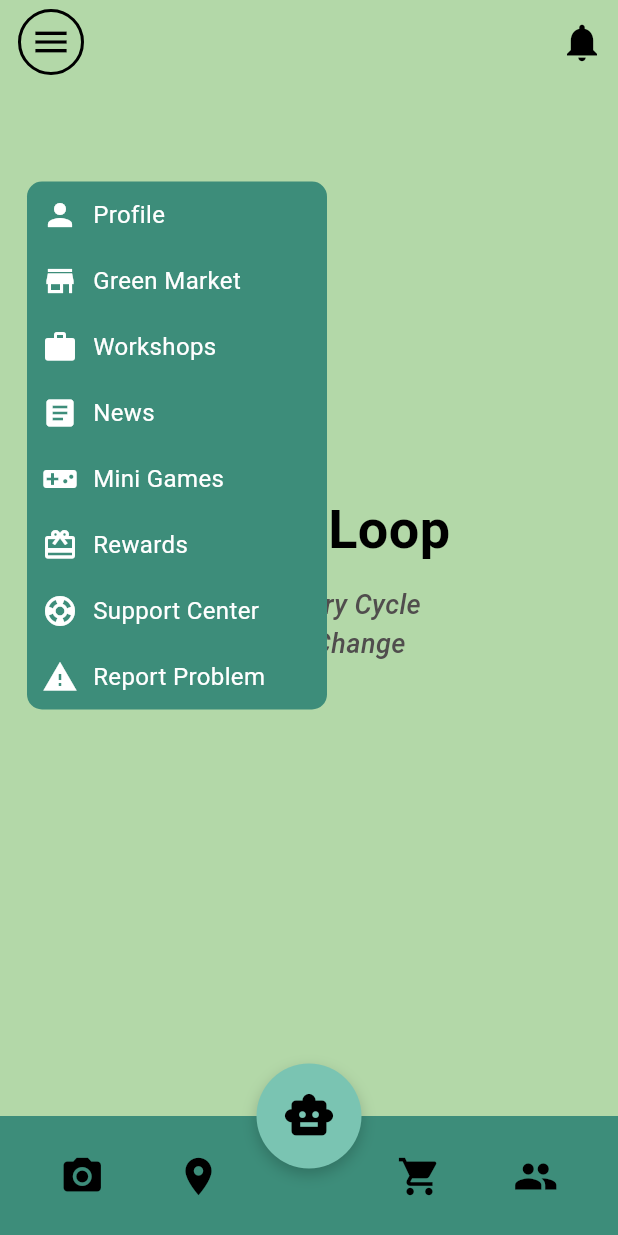
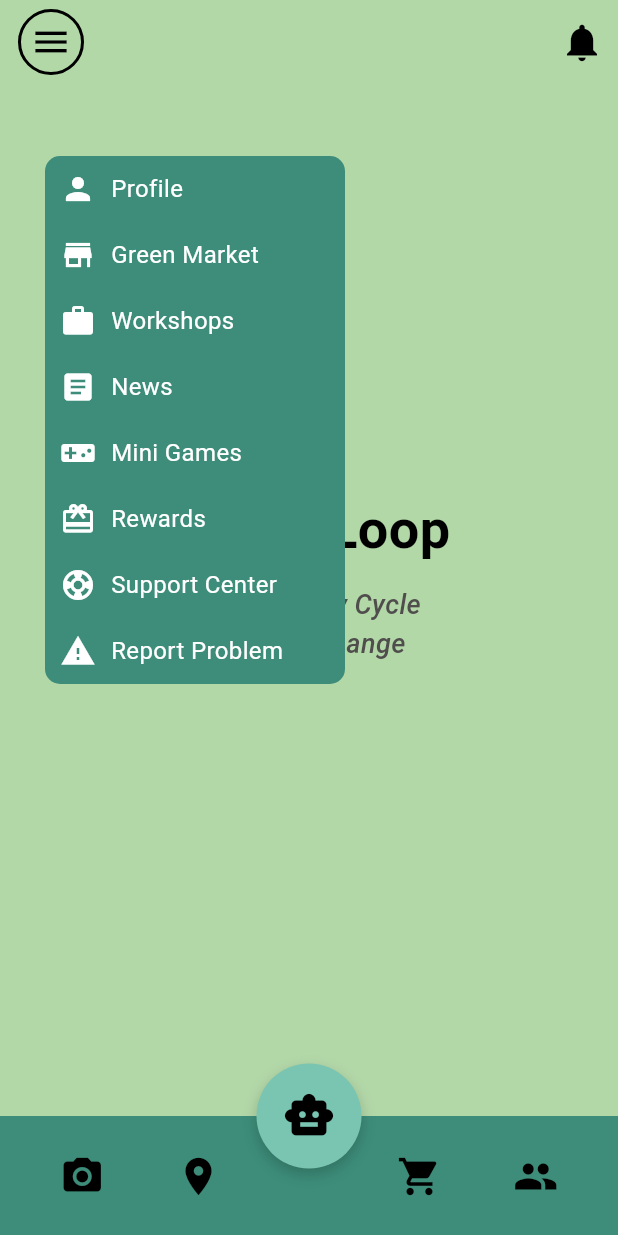
Before and after one commit to waelydz/Green_LOOP, a Flutter app: the HomePage screen opened directly, after a tap on the "menu" icon, on a phone screen of 412 x 824 dp. Run offline on Flutter 3.47's test engine with Material 3 defaults, Android fonts, the light colour scheme and no system bars.

Commit message:
some changes on homepage and chat bot

```diff
--- a/green_loop/lib/pages/homepage.dart
+++ b/green_loop/lib/pages/homepage.dart
@@ -11,22 +11,48 @@ class HomePage extends StatefulWidget {
   _HomePageState createState() => _HomePageState();
 }
 
-class _HomePageState extends State<HomePage> {
+class _HomePageState extends State<HomePage>
+    with SingleTickerProviderStateMixin {
   bool _showMenu = false;
   bool _showNotifications = false;
+  double _menuOpacity = 0;
+  double _notificationsOpacity = 0;
+  late AnimationController _fabController;
+  late Animation<double> _fabAnimation;
 
   void _toggleMenu() {
     setState(() {
       _showMenu = !_showMenu;
+      _menuOpacity = _showMenu ? 1 : 0;
       _showNotifications = false;
+      _notificationsOpacity = 0;
     });
   }
 
   void _toggleNotifications() {
     setState(() {
       _showNotifications = !_showNotifications;
+      _notificationsOpacity = _showNotifications ? 1 : 0;
       _showMenu = false;
+      _menuOpacity = 0;
     });
+  }
+
+  @override
+  void initState() {
+    super.initState();
+    _fabController = AnimationController(
+      vsync: this,
+      duration: const Duration(milliseconds: 800),
+    )..repeat(reverse: true);
+    _fabAnimation = Tween<double>(begin: 1.0, end: 1.1).animate(
+        CurvedAnimation(parent: _fabController, curve: Curves.easeInOut));
+  }
+
+  @override
+  void dispose() {
+    _fabController.dispose();
+    super.dispose();
   }
 
   Widget _buildMenuItem(String title, IconData icon) {
@@ -34,6 +60,7 @@ class _HomePageState extends State<HomePage> {
       onTap: () {
         setState(() {
           _showMenu = false;
+          _menuOpacity = 0;
         });
 
         if (title == "Profile") {
@@ -56,10 +83,8 @@ class _HomePageState extends State<HomePage> {
           children: [
             Icon(icon, color: Colors.white),
             const SizedBox(width: 10),
-            Text(
-              title,
-              style: const TextStyle(color: Colors.white, fontSize: 16),
-            ),
+            Text(title,
+                style: const TextStyle(color: Colors.white, fontSize: 16)),
           ],
         ),
       ),
@@ -106,42 +131,37 @@ class _HomePageState extends State<HomePage> {
           Center(
             child: Column(
               mainAxisSize: MainAxisSize.min,
-              children: [
-                const Text(
-                  "Green Loop",
+              children: const [
+                Text("Green Loop",
                     style: TextStyle(
                         fontSize: 36,
                         fontWeight: FontWeight.bold,
-                    color: Colors.black,
-                  ),
-                ),
-                const SizedBox(height: 12),
-                const Text(
-                  "Where Every Cycle",
+                        color: Colors.black)),
+                SizedBox(height: 12),
+                Text("Where Every Cycle",
                     style: TextStyle(
                         fontSize: 18,
                         fontWeight: FontWeight.w500,
                         fontStyle: FontStyle.italic,
-                    color: Color.fromARGB(255, 80, 77, 77),
-                  ),
-                ),
-                const Text(
-                  "Creates Change",
+                        color: Color.fromARGB(255, 80, 77, 77))),
+                Text("Creates Change",
                     style: TextStyle(
                         fontSize: 18,
                         fontWeight: FontWeight.w500,
                         fontStyle: FontStyle.italic,
-                    color: Color.fromARGB(255, 80, 77, 77),
-                  ),
-                ),
-                const SizedBox(height: 30),
+                        color: Color.fromARGB(255, 80, 77, 77))),
+                SizedBox(height: 30),
               ],
             ),
           ),
-          if (_showMenu)
-            Positioned(
-              top: 65,
-              left: 18,
+          AnimatedPositioned(
+            duration: const Duration(milliseconds: 300),
+            curve: Curves.easeInOut,
+            top: _showMenu ? 48 : -400,
+            left: 30,
+            child: AnimatedOpacity(
+              duration: const Duration(milliseconds: 300),
+              opacity: _menuOpacity,
               child: Container(
                 width: 200,
                 decoration: BoxDecoration(
@@ -162,10 +182,16 @@ class _HomePageState extends State<HomePage> {
                 ),
               ),
             ),
+          ),
           if (_showNotifications)
-            Positioned(
-              top: 70,
+            AnimatedPositioned(
+              duration: const Duration(milliseconds: 300),
+              curve: Curves.easeInOut,
+              top: _showNotifications ? 48 : -400,
               right: 10,
+              child: AnimatedOpacity(
+                duration: const Duration(milliseconds: 300),
+                opacity: _notificationsOpacity,
                 child: Container(
                   width: 250,
                   padding: const EdgeInsets.all(10),
@@ -175,31 +201,30 @@ class _HomePageState extends State<HomePage> {
                   ),
                   child: Column(
                     crossAxisAlignment: CrossAxisAlignment.start,
+                    mainAxisSize: MainAxisSize.min,
                     children: [
                       InkWell(
                         onTap: _toggleNotifications,
-                      child: const Text(
-                        "New workshop added",
-                        style: TextStyle(color: Colors.black),
-                      ),
+                        child: const Text("New workshop added",
+                            style: TextStyle(
+                                color: Color.fromARGB(255, 255, 255, 255))),
                       ),
                       const SizedBox(height: 8),
                       InkWell(
                         onTap: _toggleNotifications,
-                      child: const Text(
-                        "Check out the latest news",
-                        style: TextStyle(color: Colors.black),
-                      ),
+                        child: const Text("Check out the latest news",
+                            style: TextStyle(
+                                color: Color.fromRGBO(255, 255, 255, 1))),
                       ),
                       const SizedBox(height: 8),
                       InkWell(
                         onTap: _toggleNotifications,
-                      child: const Text(
-                        "Dr. Manar reacted to your post",
-                        style: TextStyle(color: Colors.black),
-                      ),
+                        child: const Text("Dr. Manar reacted to your post",
+                            style: TextStyle(
+                                color: Color.fromRGBO(255, 255, 255, 1))),
                       ),
                     ],
+                  ),
                 ),
               ),
             ),
@@ -218,8 +243,7 @@ class _HomePageState extends State<HomePage> {
                 Navigator.push(
                     context,
                     MaterialPageRoute(
-                      builder: (context) => const RewodsCollectorPage()),
-                );
+                        builder: (context) => const RewodsCollectorPage()));
               },
             ),
             IconButton(
@@ -241,7 +265,9 @@ class _HomePageState extends State<HomePage> {
           ],
         ),
       ),
-      floatingActionButton: Container(
+      floatingActionButton: ScaleTransition(
+        scale: _fabAnimation,
+        child: Container(
           width: 70,
           height: 70,
           decoration: BoxDecoration(
@@ -260,11 +286,10 @@ class _HomePageState extends State<HomePage> {
             iconSize: 35.0,
             color: Colors.black,
             onPressed: () {
-            Navigator.push(
-              context,
-              MaterialPageRoute(builder: (context) => ChatbotPage()),
-            );
+              Navigator.push(context,
+                  MaterialPageRoute(builder: (context) => ChatbotPage()));
             },
+          ),
         ),
       ),
       floatingActionButtonLocation: FloatingActionButtonLocation.centerDocked,
```
Also changed, not shown: green_loop/lib/pages/chatbot.dart (+104 -66 lines). Lines whose indentation alone changed are shown as unchanged.
